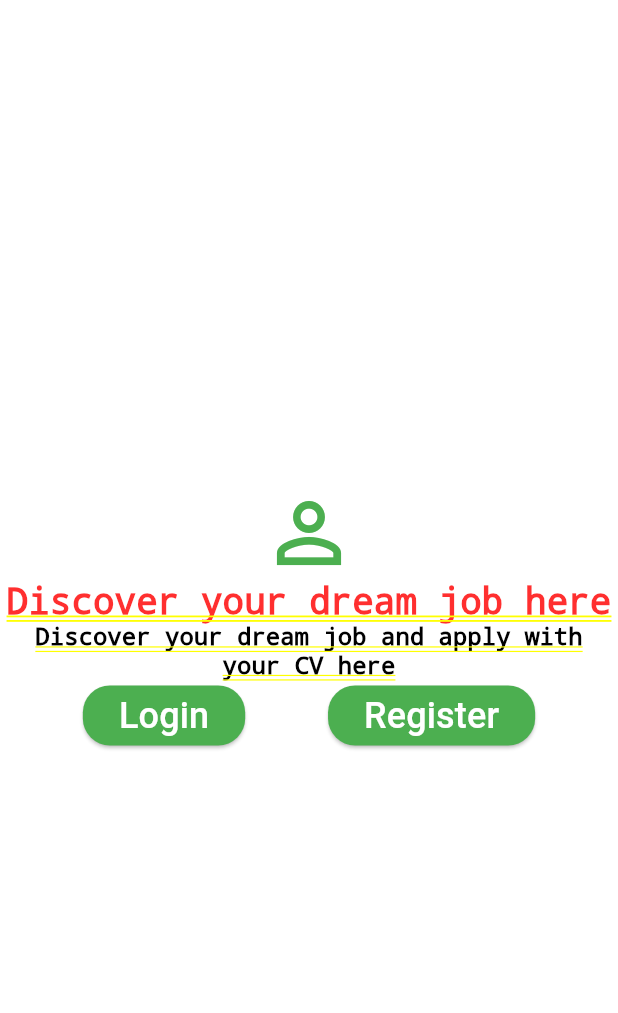
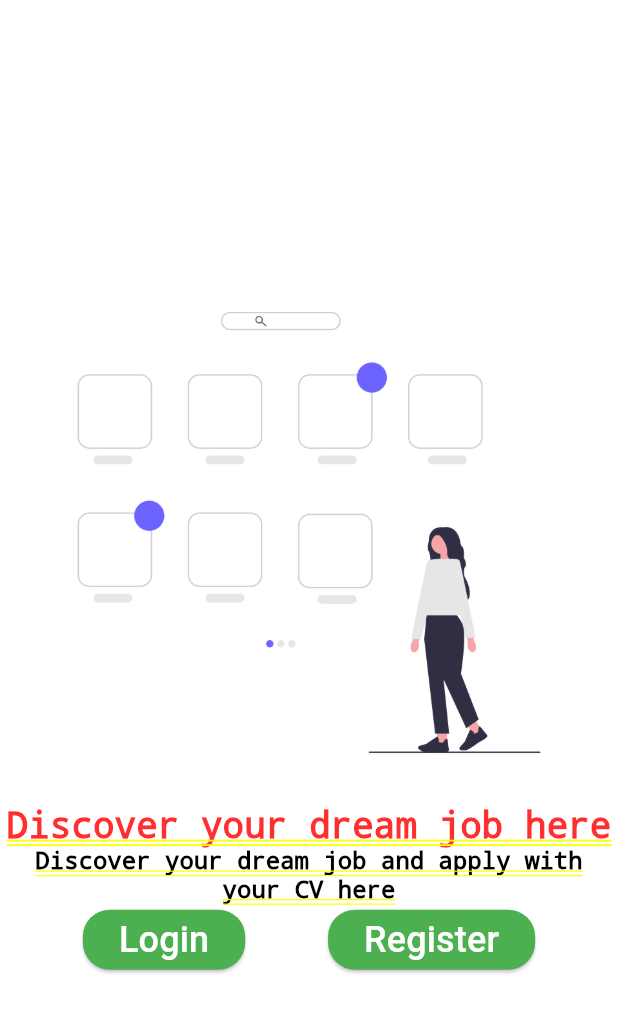
Before and after one commit to Samsonroyal/test-flutter-app, a Flutter app: the screen it shows after launch, on a phone screen of 412 x 824 dp. Shown: the top 1013 px of the screen. Run offline on Flutter 3.47's test engine with Material 3 defaults, Android fonts, the light colour scheme and no system bars.

Commit message:
wrap buttons row with container

```diff
--- a/lib/my_home_page.dart
+++ b/lib/my_home_page.dart
@@ -19,9 +19,9 @@ class _MyHomePageState extends State<MyHomePage> {
           mainAxisAlignment: MainAxisAlignment.center,
           children: [
 
-            Icon(Icons.perm_identity,
-            size: 64,
-            color: Colors.green,
+            Image.asset(
+              "assets/images/testone.png",
+              fit: BoxFit.contain,
             ),
 
             Text("Discover your dream job here",
@@ -37,7 +37,8 @@ class _MyHomePageState extends State<MyHomePage> {
             textAlign: TextAlign.center,
             ),
 
-            Row(
+            Container(
+              child: Row(
                 crossAxisAlignment: CrossAxisAlignment.center,
                 mainAxisAlignment: MainAxisAlignment.spaceEvenly,
 
@@ -90,6 +91,7 @@ class _MyHomePageState extends State<MyHomePage> {
                     ),
                   ),
                 ],
+              ),
             )
           ],
         ),
```
Lines whose indentation alone changed are shown as unchanged.
